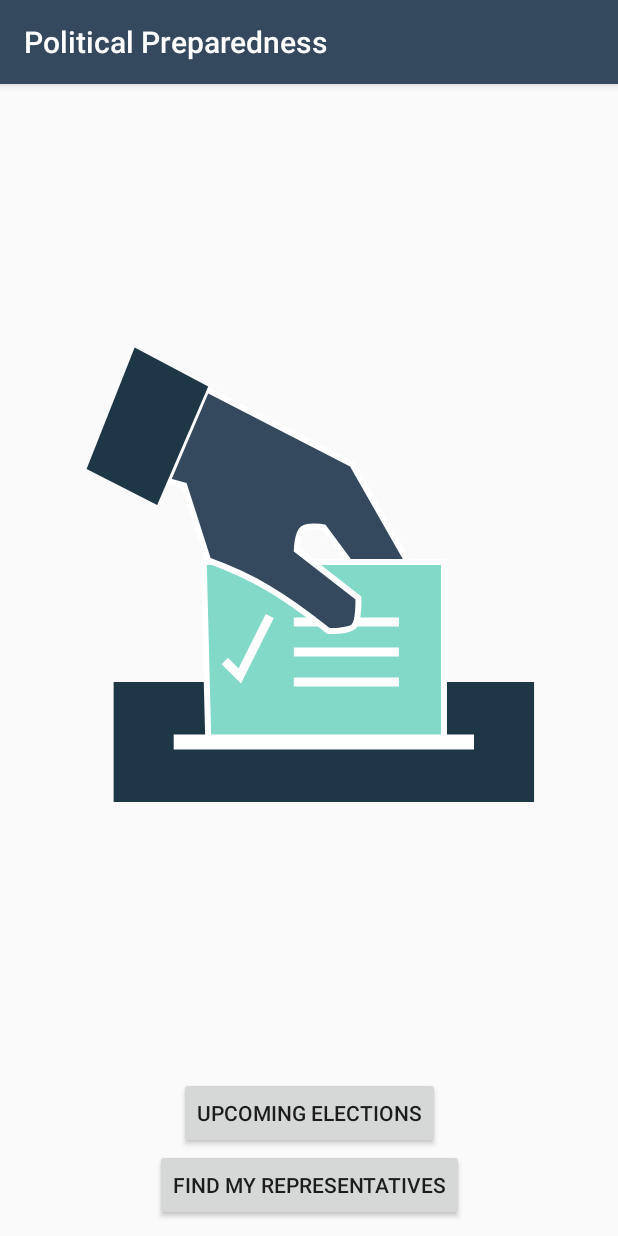
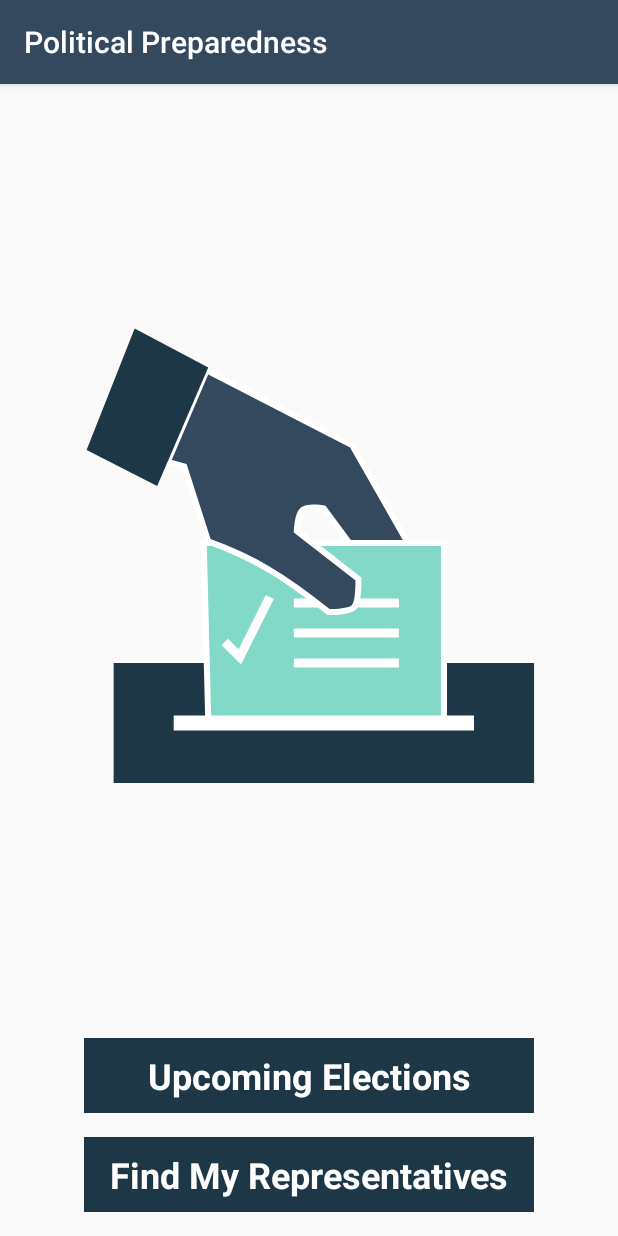
Before and after one commit to prodriguezval/udacity-election-info, an Android app: the screen it shows after launch (MainActivity), on a phone screen of 412 x 824 dp. Run offline under Robolectric (Android 15) with nearby library versions, the phone set to English and light mode, and no system bars; our stand-ins replace data binding.

Commit message:
Button style unified

```diff
--- a/app/src/main/java/com/example/android/politicalpreparedness/election/ElectionsFragment.kt
+++ b/app/src/main/java/com/example/android/politicalpreparedness/election/ElectionsFragment.kt
@@ -40,7 +40,7 @@ class ElectionsFragment : Fragment() {
 
         binding =
             DataBindingUtil.inflate(inflater, R.layout.fragment_election, container, false)
-        binding.lifecycleOwner = this
+        binding.lifecycleOwner = viewLifecycleOwner
         binding.viewModel = viewModel
 
         val upcomingElectionAdapter = ElectionListAdapter(ElectionListener {
--- a/app/src/main/java/com/example/android/politicalpreparedness/election/VoterInfoFragment.kt
+++ b/app/src/main/java/com/example/android/politicalpreparedness/election/VoterInfoFragment.kt
@@ -33,7 +33,7 @@ class VoterInfoFragment : Fragment() {
     ): View {
 
         binding = DataBindingUtil.inflate(inflater, R.layout.fragment_voter_info, container, false)
-        binding.lifecycleOwner = this
+        binding.lifecycleOwner = viewLifecycleOwner
 
         val electionRepository =
             ElectionsRepository(ElectionDatabase.getInstance(requireContext()), CivicsApi)
--- a/app/src/main/java/com/example/android/politicalpreparedness/representative/RepresentativeFragment.kt
+++ b/app/src/main/java/com/example/android/politicalpreparedness/representative/RepresentativeFragment.kt
@@ -10,7 +10,6 @@ import android.location.Geocoder
 import android.location.Location
 import android.os.Bundle
 import android.os.Looper
-import android.util.Log
 import android.view.LayoutInflater
 import android.view.View
 import android.view.ViewGroup
@@ -54,7 +53,7 @@ class RepresentativeFragment : Fragment() {
 
         binding =
             DataBindingUtil.inflate(inflater, R.layout.fragment_representative, container, false)
-        binding.lifecycleOwner = this
+        binding.lifecycleOwner = viewLifecycleOwner
         binding.viewModel = viewModel
         val adapter = RepresentativeListAdapter()
         binding.representativesRecyclerView.adapter = adapter
@@ -190,7 +189,6 @@ class RepresentativeFragment : Fragment() {
 
     private fun geoCodeLocation(location: Location): Address {
         val geocoder = Geocoder(context, Locale.getDefault())
-        Log.i("GEOCODER", location.latitude.toString())
         return geocoder.getFromLocation(location.latitude, location.longitude, 1)
             .map { address ->
                 Address(
--- a/app/src/main/res/layout/fragment_launch.xml
+++ b/app/src/main/res/layout/fragment_launch.xml
@@ -24,6 +24,9 @@
             android:id="@+id/upcomingButton"
             android:layout_width="wrap_content"
             android:layout_height="wrap_content"
+            android:layout_marginStart="@dimen/default_margin"
+            android:layout_marginEnd="@dimen/default_margin"
+            android:layout_marginBottom="@dimen/default_margin"
             android:text="@string/btn_upcoming_elections"
             app:layout_constraintBottom_toTopOf="@+id/representativeButton"
             app:layout_constraintEnd_toEndOf="parent"
@@ -33,11 +36,13 @@
             android:id="@+id/representativeButton"
             android:layout_width="wrap_content"
             android:layout_height="wrap_content"
+            android:layout_marginStart="@dimen/default_margin"
+            android:layout_marginEnd="@dimen/default_margin"
+            android:layout_marginBottom="@dimen/default_margin"
             android:text="@string/btn_find_representatives"
             app:layout_constraintBottom_toBottomOf="parent"
             app:layout_constraintEnd_toEndOf="parent"
-            app:layout_constraintStart_toStartOf="parent"
-            android:layout_marginBottom="10dp"/>
+            app:layout_constraintStart_toStartOf="parent" />
 
 
     </androidx.constraintlayout.widget.ConstraintLayout>
--- a/app/src/main/res/layout/fragment_representative.xml
+++ b/app/src/main/res/layout/fragment_representative.xml
@@ -93,8 +93,7 @@
             android:id="@+id/search_button"
             android:layout_width="match_parent"
             android:layout_height="wrap_content"
-            android:layout_marginStart="@dimen/small_margin"
-            android:layout_marginEnd="@dimen/small_margin"
+            android:layout_margin="@dimen/default_margin"
             android:text="@string/find_my_representatives_text"
             app:layout_constraintTop_toBottomOf="@id/zip" />
 
@@ -102,8 +101,7 @@
             android:id="@+id/location_button"
             android:layout_width="match_parent"
             android:layout_height="wrap_content"
-            android:layout_marginStart="@dimen/small_margin"
-            android:layout_marginEnd="@dimen/small_margin"
+            android:layout_margin="@dimen/default_margin"
             android:text="@string/use_my_location_text"
             app:layout_constraintTop_toBottomOf="@id/search_button" />
 
--- a/app/src/main/res/layout/fragment_voter_info.xml
+++ b/app/src/main/res/layout/fragment_voter_info.xml
@@ -20,6 +20,8 @@
             android:layout_height="wrap_content"
             android:padding="@dimen/default_padding"
             android:singleLine="true"
+            android:background="@color/colorPrimary"
+            app:titleTextColor="@color/white"
             app:title="@{viewModel.selectedElection.name}"
             app:layout_constraintTop_toTopOf="parent" />
 
--- a/app/src/main/res/values/styles.xml
+++ b/app/src/main/res/values/styles.xml
@@ -3,12 +3,19 @@
 
     <!-- Base application theme. -->
     <style name="AppTheme" parent="Theme.AppCompat.Light.DarkActionBar">
-        <!-- Customize your theme here. -->
+        <item name="android:buttonStyle">@style/CKButton</item>
         <item name="colorPrimary">@color/colorPrimary</item>
         <item name="colorPrimaryDark">@color/colorPrimaryDark</item>
         <item name="colorAccent">@color/colorAccent</item>
     </style>
 
-    <!-- TODO: Add necessary styles -->
+    <style name="CKButton" parent="android:style/Widget.Button">
+        <item name="android:textSize">24sp</item>
+        <item name="android:textStyle">bold</item>
+        <item name="android:background">@color/colorPrimaryDark</item>
+        <item name="android:textColor">@color/white</item>
+        <item name="android:minWidth">300dp</item>
+        <item name="android:minHeight">50dp</item>
+    </style>
 
 </resources>
```
